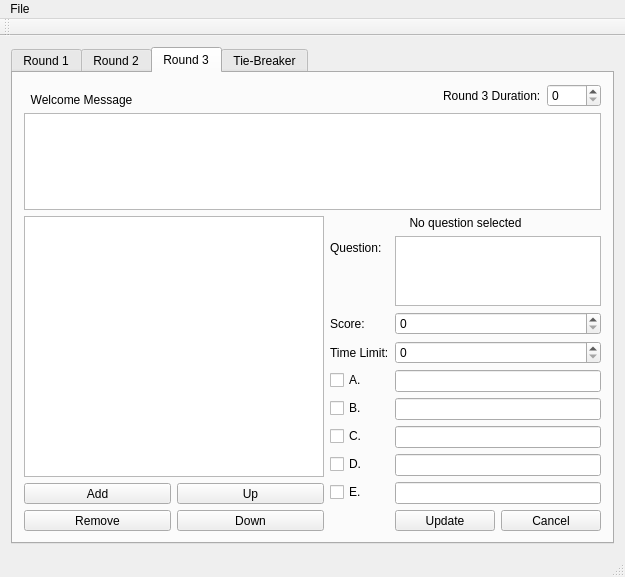
Above: src/question_editor/question_editor_v2.ui from trigger-happy/Cerberus before the change. Below: the same form after it.
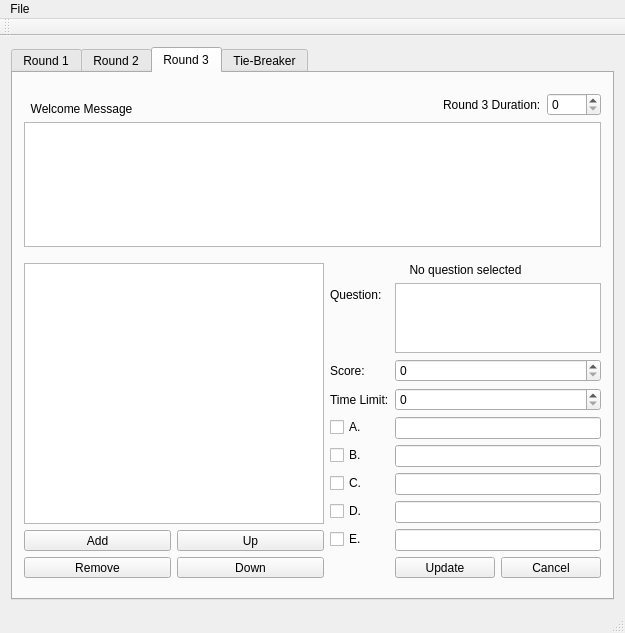
That is the form after the change. The open tabs and pages were chosen to show the change.

Commit message: Overrode the closeEvent function to handle stuff when program closes. Only thing left to do is handle load events in case something has already been loaded.

Patch:
```diff
--- a/src/question_editor/question_editor_v2.ui
+++ b/src/question_editor/question_editor_v2.ui
@@ -7,13 +7,13 @@
     <x>0</x>
     <y>0</y>
     <width>625</width>
-    <height>577</height>
+    <height>633</height>
    </rect>
   </property>
   <property name="minimumSize">
    <size>
     <width>625</width>
-    <height>577</height>
+    <height>633</height>
    </size>
   </property>
   <property name="windowTitle">
@@ -776,7 +776,7 @@
           <property name="sizeHint" stdset="0">
            <size>
             <width>20</width>
-            <height>10</height>
+            <height>13</height>
            </size>
           </property>
          </spacer>
@@ -821,6 +821,12 @@
         </item>
         <item>
          <widget class="QPlainTextEdit" name="welcome_r3">
+          <property name="minimumSize">
+           <size>
+            <width>0</width>
+            <height>125</height>
+           </size>
+          </property>
           <property name="maximumSize">
            <size>
             <width>16777215</width>
@@ -837,7 +843,7 @@
           <property name="sizeHint" stdset="0">
            <size>
             <width>20</width>
-            <height>10</height>
+            <height>13</height>
            </size>
           </property>
          </spacer>
@@ -1140,7 +1146,7 @@
           <property name="sizeHint" stdset="0">
            <size>
             <width>20</width>
-            <height>11</height>
+            <height>13</height>
            </size>
           </property>
          </spacer>
```
Left out of the diff: 140 changed lines with no effect on the pictures. The commit also changes 2 other files.
